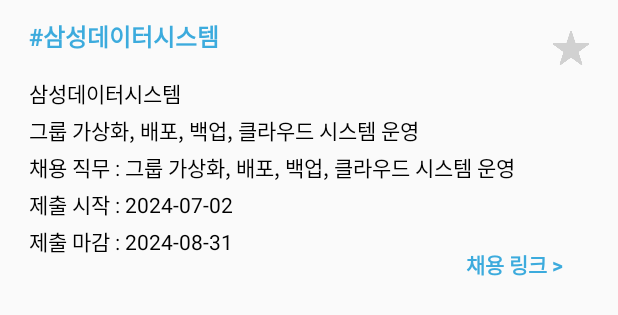
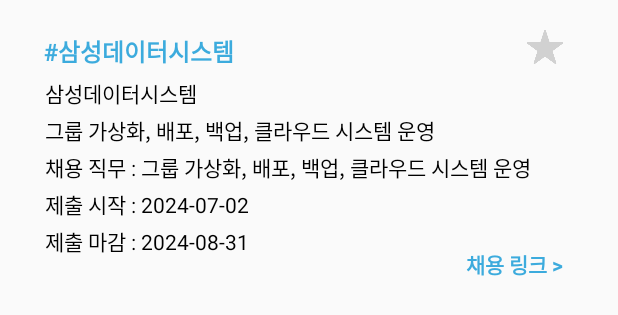
Before and after one commit to SSARY-ssafy/APP, an Android app built with Jetpack Compose: the layout company_info.xml on its own in the app's theme, with its tools: preview values and no code run, on a phone screen of 412 x 824 dp. Shown: the top 315 px of the screen. Run offline under Robolectric (Android 15) with nearby library versions, the phone set to English and light mode, and no system bars.

Commit message:
company_info 표시 레이아웃 변경

```diff
--- a/app/src/main/res/layout/company_info.xml
+++ b/app/src/main/res/layout/company_info.xml
@@ -18,45 +18,53 @@
         app:layout_constraintVertical_bias="0.457">
 
         <!-- ImageView -->
-        <ImageView
-            android:id="@+id/favoriteButton"
-            android:layout_width="24dp"
-            android:layout_height="24dp"
-            android:layout_gravity="end|top"
-            android:layout_margin="8dp"
-            android:src="@drawable/star_empty" />
 
         <!-- Title TextView -->
+
+        <!-- Description TextView -->
+
+        <!-- Link Button -->
+
         <TextView
             android:id="@+id/titleTextView"
             android:layout_width="wrap_content"
             android:layout_height="wrap_content"
             android:layout_gravity="start|top"
-            android:layout_marginStart="8dp"
+            android:layout_marginStart="18dp"
+            android:layout_marginTop="10dp"
             android:text="#삼성데이터시스템"
             android:textColor="@color/blue"
             android:textSize="16sp"
             android:textStyle="bold" />
 
-        <!-- Description TextView -->
+        <ImageView
+            android:id="@+id/favoriteButton"
+            android:layout_width="24dp"
+            android:layout_height="24dp"
+            app:layout_constraintStart_toEndOf="@id/titleTextView"
+            android:layout_marginStart="340dp"
+            android:layout_marginTop="7dp"
+            android:src="@drawable/star_empty" />
+
+
         <TextView
             android:id="@+id/descriptionTextView"
-            android:layout_width="match_parent"
+            android:layout_width="352dp"
             android:layout_height="wrap_content"
             android:layout_gravity="center"
-            android:layout_margin="8dp"
+            android:layout_margin="5dp"
             android:lineSpacingExtra="4dp"
             android:text="삼성데이터시스템\n그룹 가상화, 배포, 백업, 클라우드 시스템 운영\n채용 직무 : 그룹 가상화, 배포, 백업, 클라우드 시스템 운영\n제출 시작 : 2024-07-02\n제출 마감 : 2024-08-31"
             android:textColor="@android:color/black"
             android:textSize="14sp" />
 
-        <!-- Link Button -->
         <TextView
             android:id="@+id/linkButton"
             android:layout_width="wrap_content"
             android:layout_height="wrap_content"
             android:layout_gravity="bottom|end"
             android:layout_margin="10dp"
+            android:layout_marginTop="20dp"
             android:padding="15dp"
             android:clickable="true"
             android:focusable="true"
```
Also changed, not shown: app/src/main/java/com/example/ssary/JobActivity.java (+11 -2 lines).
